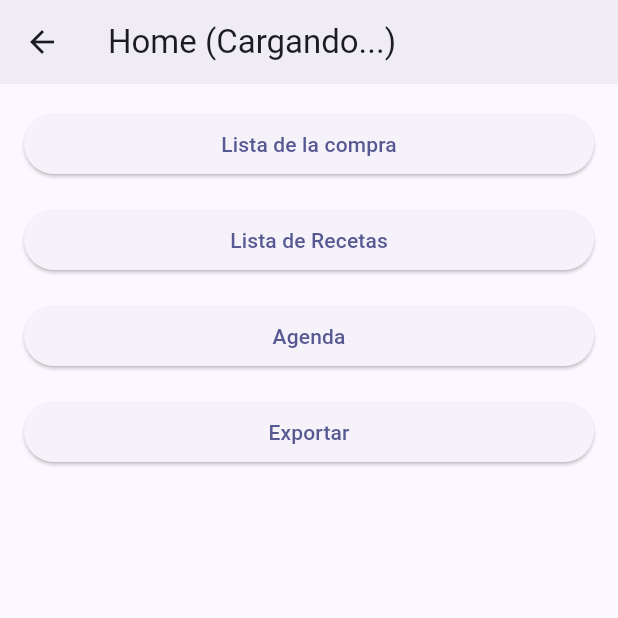
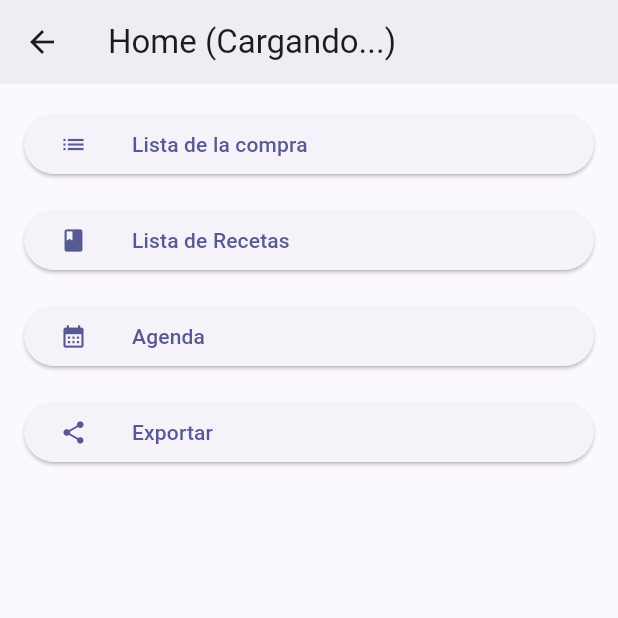
Before and after one commit to jaimegonzalezfabregas/lista_de_la_compra, a Flutter app: the Home screen opened directly with empty values, on a phone screen of 412 x 824 dp, the top half of it. Run offline on Flutter 3.47's test engine with Material 3 defaults, Android fonts, the phone set to English and light mode, and no system bars; our stand-ins replace drift, drift_flutter, file_picker, share_plus, shared_preferences, shelf and 1 more; missing offline and left inert: contentsize_tabbarview, device_marketing_names, nsd; accounts and stored records are empty; generated files the repository leaves out were written again.

```diff
--- a/lib/UI/common/searchable_list_view.dart
+++ b/lib/UI/common/searchable_list_view.dart
@@ -42,7 +42,7 @@ class _SearchableListview<T> extends State<Searchablelistview<T>> {
           0,
           ListTile(
             title: ElevatedButton(
-              child: Text("Add \"$filter\""),
+              child: Text("Añadir \"$filter\""),
               onPressed: () {
                 widget.newElement!(filter);
                 setState(() {
--- a/lib/UI/home.dart
+++ b/lib/UI/home.dart
@@ -13,14 +13,14 @@ class Home extends StatelessWidget {
   final OpenConnectionManager openConnectionManager;
   const Home(this.enviromentId, this.openConnectionManager, {super.key});
 
-  Widget button(String lable, Widget page, BuildContext context, {bool disabled = false}) {
+  Widget button(String lable, IconData icon, Widget page, BuildContext context, {bool disabled = false}) {
     return Padding(
       padding: const EdgeInsets.all(8.0),
       child: SizedBox(
         width: double.infinity,
         child: ElevatedButton(
           onPressed: disabled ? null : () => {Navigator.push(context, MaterialPageRoute(builder: (context) => page))},
-          child: Text(lable),
+          child: Row(children: [Icon(icon), SizedBox(width: 30), Text(lable)]),
         ),
       ),
     );
@@ -30,7 +30,9 @@ class Home extends StatelessWidget {
   Widget build(BuildContext context) {
     EnviromentProvider enviromentProvider = context.watch();
     return Scaffold(
-      appBar: AppBar(backgroundColor: Theme.of(context).colorScheme.surfaceContainer, title: FutureBuilder(
+      appBar: AppBar(
+        backgroundColor: Theme.of(context).colorScheme.surfaceContainer,
+        title: FutureBuilder(
           future: enviromentProvider.getEnviromentById(enviromentId),
           builder: (context, snapshot) {
             String envName = "Cargando...";
@@ -44,15 +46,16 @@ class Home extends StatelessWidget {
 
             return Text("Home ($envName)");
           },
-        ),),
+        ),
+      ),
       body: Padding(
         padding: const EdgeInsets.all(8.0),
         child: Column(
           children: [
-            button("Lista de la compra", SimpleShoppinglist(enviromentId), context),
-            button("Lista de Recetas", RecipeView(enviromentId), context),
-            button("Agenda", ScheduleView(getCurrentWeek(), enviromentId), context),
-            button("Exportar", ExportView(enviromentId), context),
+            button("Lista de la compra", Icons.list, SimpleShoppinglist(enviromentId), context),
+            button("Lista de Recetas", Icons.book, RecipeView(enviromentId), context),
+            button("Agenda", Icons.calendar_month, ScheduleView(getCurrentWeek(), enviromentId), context),
+            button("Exportar", Icons.share, ExportView(enviromentId), context),
           ],
         ),
       ),
--- a/lib/UI/products/simple_shopping_list.dart
+++ b/lib/UI/products/simple_shopping_list.dart
@@ -36,7 +36,6 @@ class ProductListDisplay extends StatelessWidget {
 
               return ListTile(
                 title: tag,
-                onTap: () => productProvider.setProductNeededness(p.id, !p.needed),
                 subtitle: getNeededAmount(scheduleProvider, p.id),
                 trailing: Row(
                   mainAxisSize: MainAxisSize.min,
```
Also changed, not shown: lib/UI/env_manager.dart (+4 -3 lines), lib/UI/recipies/add_ingredient.dart (+25 -10 lines), lib/providers/product_provider.dart (+7 -1 lines).
